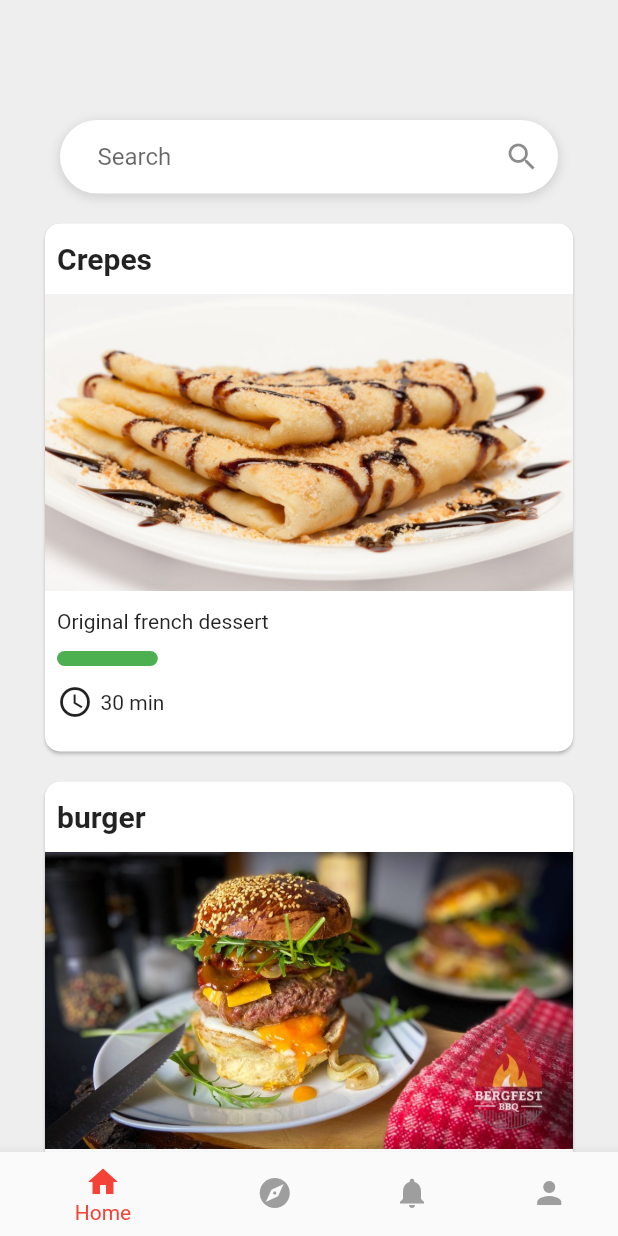
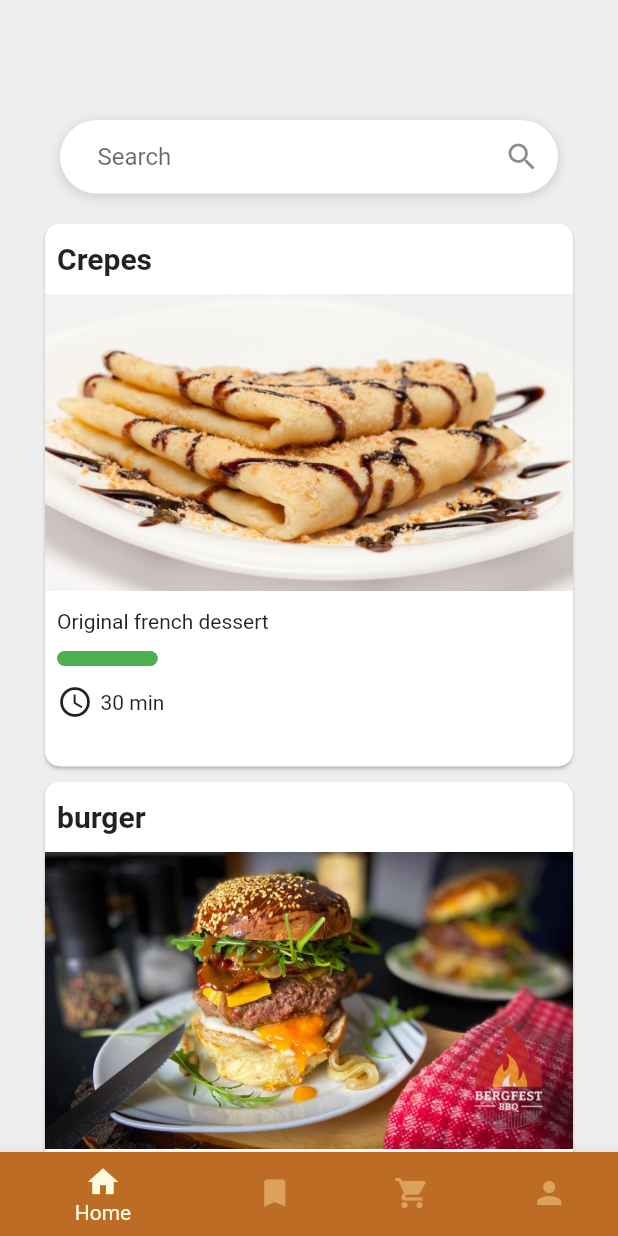
Before and after one commit to lintenn/GrateMate, a Flutter app: the screen it shows after launch, on a phone screen of 412 x 824 dp. Run offline on Flutter 3.47's test engine with Material 2 defaults, Android fonts, the phone set to English and light mode, and no system bars; our stand-ins replace google_fonts.

Commit message:
Colors and other screens

```diff
--- /dev/null
+++ b/grate_mate/lib/colors/TigersEye.dart
@@ -0,0 +1,86 @@
+import 'dart:ui';
+
+import 'package:flutter/material.dart';
+
+class GrateMate {
+
+  static const MaterialColor tigersEye = MaterialColor(
+    0xFFbc6c25,
+    <int, Color>{
+      50: Color(0x0Dbc6c25),
+      100: Color(0x1Abc6c25),
+      200: Color(0x33bc6c25),
+      300: Color(0x4Dbc6c25),
+      400: Color(0x66bc6c25),
+      500: Color(0x80bc6c25),
+      600: Color(0x99bc6c25),
+      700: Color(0xB3bc6c25),
+      800: Color(0xCCbc6c25),
+      900: Color(0xE6bc6c25),
+    },
+  );
+
+  static const MaterialColor earthYellow = MaterialColor(
+    0xFFdda15e,
+    <int, Color>{
+      50: Color(0x0Ddda15e),
+      100: Color(0x1Adda15e),
+      200: Color(0x33dda15e),
+      300: Color(0x4Ddda15e),
+      400: Color(0x66dda15e),
+      500: Color(0x80dda15e),
+      600: Color(0x99dda15e),
+      700: Color(0xB3dda15e),
+      800: Color(0xCCdda15e),
+      900: Color(0xE6dda15e),
+    },
+  );
+
+  static const MaterialColor cornsilk = MaterialColor(
+    0xFFfefae0,
+    <int, Color>{
+      50:  Color(0x0Dfefae0),
+      100: Color(0x1Afefae0),
+      200: Color(0x33fefae0),
+      300: Color(0x4Dfefae0),
+      400: Color(0x66fefae0),
+      500: Color(0x80fefae0),
+      600: Color(0x99fefae0),
+      700: Color(0xB3fefae0),
+      800: Color(0xCCfefae0),
+      900: Color(0xE6fefae0),
+    },
+  );
+
+  static const MaterialColor pakistanGreen = MaterialColor(
+    0xFF283618,
+    <int, Color>{
+      50:  Color(0x0D283618),
+      100: Color(0x1A283618),
+      200: Color(0x33283618),
+      300: Color(0x4D283618),
+      400: Color(0x66283618),
+      500: Color(0x80283618),
+      600: Color(0x99283618),
+      700: Color(0xB3283618),
+      800: Color(0xCC283618),
+      900: Color(0xE6283618),
+    },
+  );
+
+  static const MaterialColor darkMossGreen = MaterialColor(
+    0xFF606c38,
+    <int, Color>{
+      50:  Color(0x0D606c38),
+      100: Color(0x1A606c38),
+      200: Color(0x33606c38),
+      300: Color(0x4D606c38),
+      400: Color(0x66606c38),
+      500: Color(0x80606c38),
+      600: Color(0x99606c38),
+      700: Color(0xB3606c38),
+      800: Color(0xCC606c38),
+      900: Color(0xE6606c38),
+    },
+  );
+}
--- a/grate_mate/lib/main.dart
+++ b/grate_mate/lib/main.dart
@@ -1,6 +1,12 @@
 import 'package:flutter/material.dart';
+import 'package:grate_mate/screens/bookmarks_screen.dart';
+import 'package:grate_mate/screens/profile_screen.dart';
 import 'package:grate_mate/screens/recipe_screen.dart';
+import 'package:grate_mate/screens/shoppingList_screen.dart';
 import 'screens/mainPage.dart';
+import 'screens/recipe_screen.dart';
+import 'colors/TigersEye.dart';
+import 'package:google_fonts/google_fonts.dart';
 
 
 void main() {
@@ -14,7 +20,7 @@ class MyApp extends StatelessWidget {
   @override
   Widget build(BuildContext context) {
     return MaterialApp(
-      title: 'Flutter Demo',
+      title: 'GrateMate - Recipes for everyone',
       theme: ThemeData(
         // This is the theme of your application.
         //
@@ -25,10 +31,15 @@ class MyApp extends StatelessWidget {
         // or simply save your changes to "hot reload" in a Flutter IDE).
         // Notice that the counter didn't reset back to zero; the application
         // is not restarted.
-        primarySwatch: Colors.blue,
+        primarySwatch: GrateMate.tigersEye,
+
       ),
       //home: const RecipeScreen(),
-      home: const MyHomePage(title: 'Flutter Demo Home Page'),
+      initialRoute: '/home',
+      routes: {
+        '/recipe': (context) => const RecipeScreen(),
+        '/home': (context) => const MyHomePage(title: 'GrateMate - Main Page')
+      }
     );
   }
 }
@@ -83,19 +94,23 @@ class _MyHomePageState extends State<MyHomePage> {
   @override
   Widget build(BuildContext context) {
     return Scaffold(
-      bottomNavigationBar: BottomNavigationBar(
+      bottomNavigationBar: Theme(
+        data: Theme.of(context).copyWith(
+          canvasColor: GrateMate.tigersEye
+        ),
+        child: BottomNavigationBar(
           items: const <BottomNavigationBarItem>[
             BottomNavigationBarItem(
               icon: Icon(Icons.home),
               label: 'Home',
             ),
             BottomNavigationBarItem(
-            icon: Icon(Icons.explore),
-            label: 'Explore',
+              icon: Icon(Icons.bookmark),
+              label: 'Bookmarks',
             ),
             BottomNavigationBarItem(
-            icon: Icon(Icons.notifications),
-            label: 'Notifications',
+              icon: Icon(Icons.shopping_cart),
+              label: 'Shopping List',
             ),
             BottomNavigationBarItem(
               icon: Icon(Icons.person),
@@ -103,9 +118,10 @@ class _MyHomePageState extends State<MyHomePage> {
             ),
           ],
           currentIndex: _selectedIndex,
-        selectedItemColor: Colors.red,
-        unselectedItemColor: Colors.grey,
+          selectedItemColor: GrateMate.cornsilk,
+          unselectedItemColor: GrateMate.earthYellow,
           onTap: _onItemTapped,
+        ),
       ),
       //body: _pageOptions[_selectedIndex],
       body: _buildPageContent(),
@@ -115,6 +131,12 @@ class _MyHomePageState extends State<MyHomePage> {
     switch (_selectedIndex) {
       case 0:
         return MainPage();
+      case 1:
+        return Bookmark();
+      case 2:
+        return ShoppingList();
+      case 3:
+        return Profile();
       default:
         return const Scaffold(
             body: Text('Other page'),
--- a/grate_mate/lib/models/globalRecipes.dart
+++ b/grate_mate/lib/models/globalRecipes.dart
@@ -1,6 +1,9 @@
 library recipes;
 
 import 'package:grate_mate/models/recipe.dart';
+
+
+//main colors of the app: https://coolors.co/606c38-283618-fefae0-dda15e-bc6c25
 
 final List<Recipe> recipes = [
 Recipe(name: "Crepes",description:  "Original french dessert",
--- /dev/null
+++ b/grate_mate/lib/screens/bookmarks_screen.dart
@@ -0,0 +1,15 @@
+import 'package:flutter/cupertino.dart';
+
+class Bookmark extends StatefulWidget {
+  const Bookmark({Key? key}) : super(key: key);
+
+  @override
+  State<Bookmark> createState() => _BookmarkState();
+}
+
+class _BookmarkState extends State<Bookmark> {
+  @override
+  Widget build(BuildContext context) {
+    return const Placeholder();
+  }
+}
--- a/grate_mate/lib/screens/mainPage.dart
+++ b/grate_mate/lib/screens/mainPage.dart
@@ -129,7 +129,7 @@ class _MainPageState extends State<MainPage>{
                             );
                           },
                       child: Card(
-                        margin: const EdgeInsets.all(10.0),
+                        margin: const EdgeInsets.fromLTRB(10, 10, 10, 0),
                         shape:  RoundedRectangleBorder(
                           borderRadius: BorderRadius.circular(10),
                         ),
--- /dev/null
+++ b/grate_mate/lib/screens/profile_screen.dart
@@ -0,0 +1,15 @@
+import 'package:flutter/cupertino.dart';
+
+class Profile extends StatefulWidget {
+  const Profile({Key? key}) : super(key: key);
+
+  @override
+  State<Profile> createState() => _ProfileState();
+}
+
+class _ProfileState extends State<Profile> {
+  @override
+  Widget build(BuildContext context) {
+    return const Placeholder();
+  }
+}
--- /dev/null
+++ b/grate_mate/lib/screens/shoppingList_screen.dart
@@ -0,0 +1,15 @@
+import 'package:flutter/cupertino.dart';
+
+class ShoppingList extends StatefulWidget {
+  const ShoppingList({Key? key}) : super(key: key);
+
+  @override
+  State<ShoppingList> createState() => _ShoppingListState();
+}
+
+class _ShoppingListState extends State<ShoppingList> {
+  @override
+  Widget build(BuildContext context) {
+    return const Placeholder();
+  }
+}
--- a/grate_mate/pubspec.yaml
+++ b/grate_mate/pubspec.yaml
@@ -36,6 +36,7 @@ dependencies:
   # The following adds the Cupertino Icons font to your application.
   # Use with the CupertinoIcons class for iOS style icons.
   cupertino_icons: ^1.0.2
+  google_fonts: ^4.0.3
 
 dev_dependencies:
   flutter_test:
```
Also changed, not shown: grate_mate/pubspec.lock, 2 other files. Lines whose indentation alone changed are shown as unchanged.
